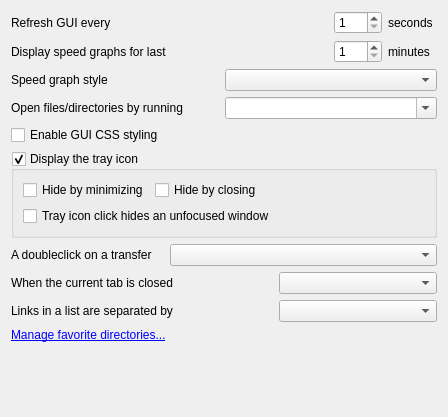
Above: src/SettingsGeneralForm.ui from LubosD/fatrat before the change. Below: the same form after it.
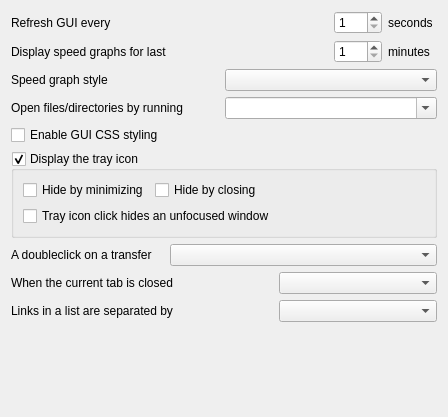
That is the form after the change.

Commit message: Removed an unused link due to release preparations

What changed in the file:
```diff
--- a/src/SettingsGeneralForm.ui
+++ b/src/SettingsGeneralForm.ui
@@ -163,14 +163,7 @@
    <item row="8" column="3" colspan="3">
     <widget class="QComboBox" name="comboLinkSeparator"/>
    </item>
-   <item row="9" column="0" colspan="2">
-    <widget class="QLabel" name="labelManageFavs">
-     <property name="text">
-      <string>&lt;a href=&quot;manageFavs&quot;&gt;Manage favorite directories...&lt;/a&gt;</string>
-     </property>
-    </widget>
-   </item>
-   <item row="10" column="0" colspan="6">
+   <item row="9" column="0" colspan="6">
     <spacer>
      <property name="orientation">
       <enum>Qt::Vertical</enum>
```
